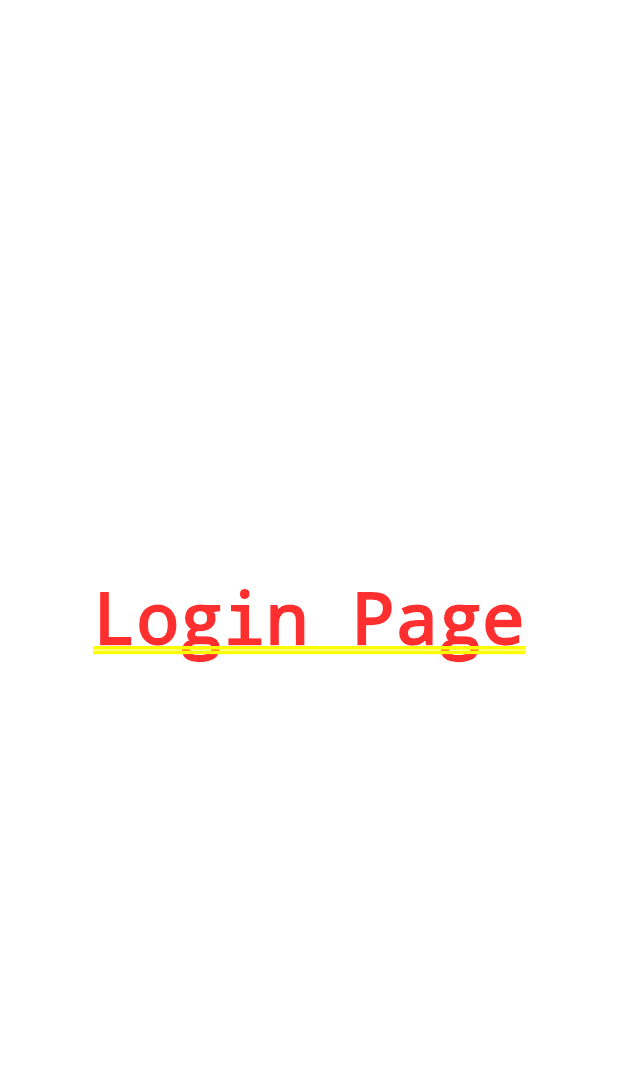
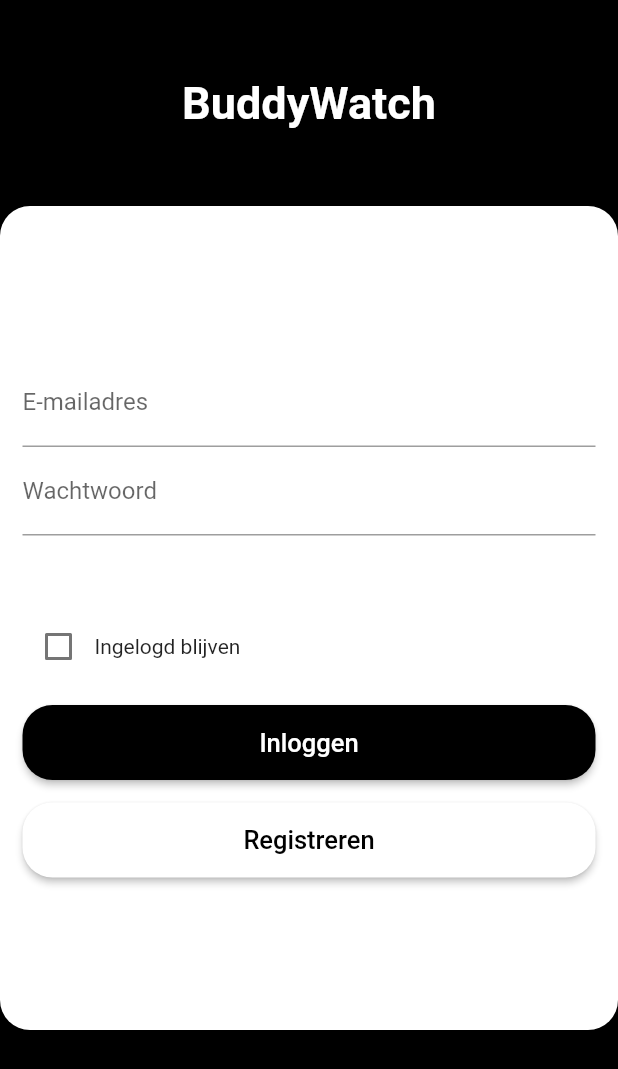
Before and after one commit to DwarfNinja/buddy-watch-app, a Flutter app: the screen it shows after launch, on a phone screen of 412 x 824 dp. Shown: the top 1069 px of the screen. Run offline on Flutter 3.47's test engine with Material 2 defaults, Android fonts, the phone set to English and light mode, and no system bars; our stand-ins replace supabase_flutter; accounts and stored records are empty.

Commit message:
Feat: inlog scherm zonder functionaliteit

```diff
--- a/lib/login.dart
+++ b/lib/login.dart
@@ -1,19 +1,130 @@
 import 'package:flutter/material.dart';
 
 class Login extends StatefulWidget {
-
-  const Login({Key? key})
-      : super(key: key);
+  const Login({Key? key}) : super(key: key);
 
   @override
   State<Login> createState() => _LoginState();
 }
 
 class _LoginState extends State<Login> {
+  bool isChecked = false;
 
   @override
   Widget build(BuildContext context) {
-    return const Center(
-        child: Text("Login Page"));
+    return Scaffold(
+      backgroundColor: Colors.black,
+      body: Center(
+        child: Column(
+          mainAxisAlignment: MainAxisAlignment.center,
+          children: <Widget>[
+            const Expanded(
+              flex: 1,
+              child: Center(
+                child: Text(
+                  'BuddyWatch',
+                  style: TextStyle(
+                      fontSize: 30,
+                      color: Colors.white,
+                      fontWeight: FontWeight.bold
+                  ),
+                ),
+              ),
+            ),
+            Expanded(
+              flex: 4,
+              child: Container(
+                decoration: const BoxDecoration(
+                  borderRadius: BorderRadius.all(Radius.circular(20)),
+                  color: Colors.white,
+                ),
+                child: Padding(
+                  padding: const EdgeInsets.all(15.0),
+                  child: Column(
+                    mainAxisAlignment: MainAxisAlignment.center,
+                    children: [
+                      TextFormField(
+                        decoration: const InputDecoration(
+                          hintText: 'Voer hier uw e-mailadres in.',
+                          labelText: 'E-mailadres'
+                        ),
+                      ),
+                      TextFormField(
+                        decoration: const InputDecoration(
+                          hintText: 'Voer hier uw wachtwoord in',
+                          labelText: 'Wachtwoord'
+                        ),
+                      ),
+                      const SizedBox(
+                        height: 50,
+                      ),
+                      Row(
+                        children:  [
+                          Checkbox(
+                            value: isChecked,
+                            onChanged: (value) {
+                              setState(() {
+                                isChecked = value!;
+                              });
+                            },
+                          ),
+                          const Text(
+                            'Ingelogd blijven'
+                          ),
+                        ],
+                      ),
+                      const SizedBox(
+                        height: 15,
+                      ),
+                      ElevatedButton(
+                        style: ElevatedButton.styleFrom(
+                          shadowColor: Colors.black,
+                          shape: RoundedRectangleBorder(
+                              borderRadius: BorderRadius.circular(20)
+                          ),
+                          primary: Colors.black,
+                          minimumSize: const Size.fromHeight(50), // NEW
+                        ),
+                        onPressed: () {},
+                        child: const Text(
+                          'Inloggen',
+                          style: TextStyle(
+                            fontSize: 17
+                          ),
+                        ),
+                      ),
+                      const SizedBox(
+                        height: 15,
+                      ),
+                      ElevatedButton(
+                        style: ElevatedButton.styleFrom(
+                          shadowColor: Colors.black,
+                          shape: RoundedRectangleBorder(
+                            borderRadius: BorderRadius.circular(20)
+                          ),
+                          primary: Colors.white,
+                          minimumSize: const Size.fromHeight(50), // NEW
+                        ),
+                        onPressed: () {},
+                        child: const Text(
+                          'Registreren',
+                          style: TextStyle(
+                            color: Colors.black,
+                            fontSize: 17
+                          ),
+                        ),
+                      ),
+                    ],
+                  ),
+                ),
+              ),
+            ),
+            const Spacer(
+              flex: 1,
+            ),
+          ],
+        ),
+      ),
+    );
   }
 }
```
Also changed, not shown: 1 other file.
